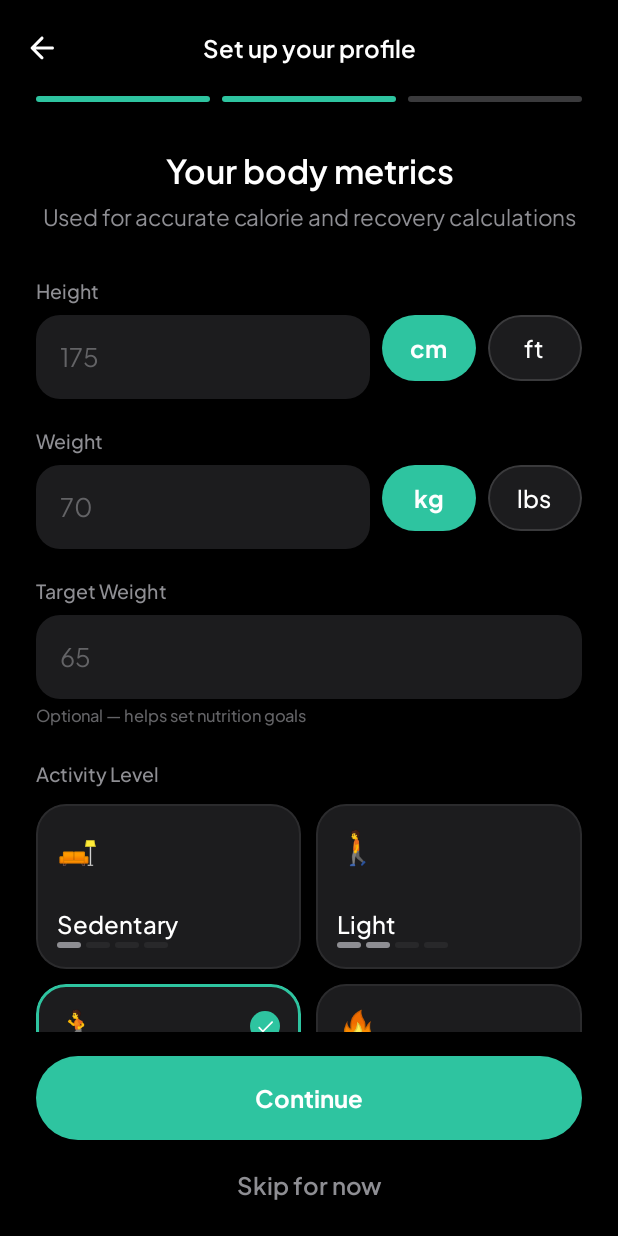
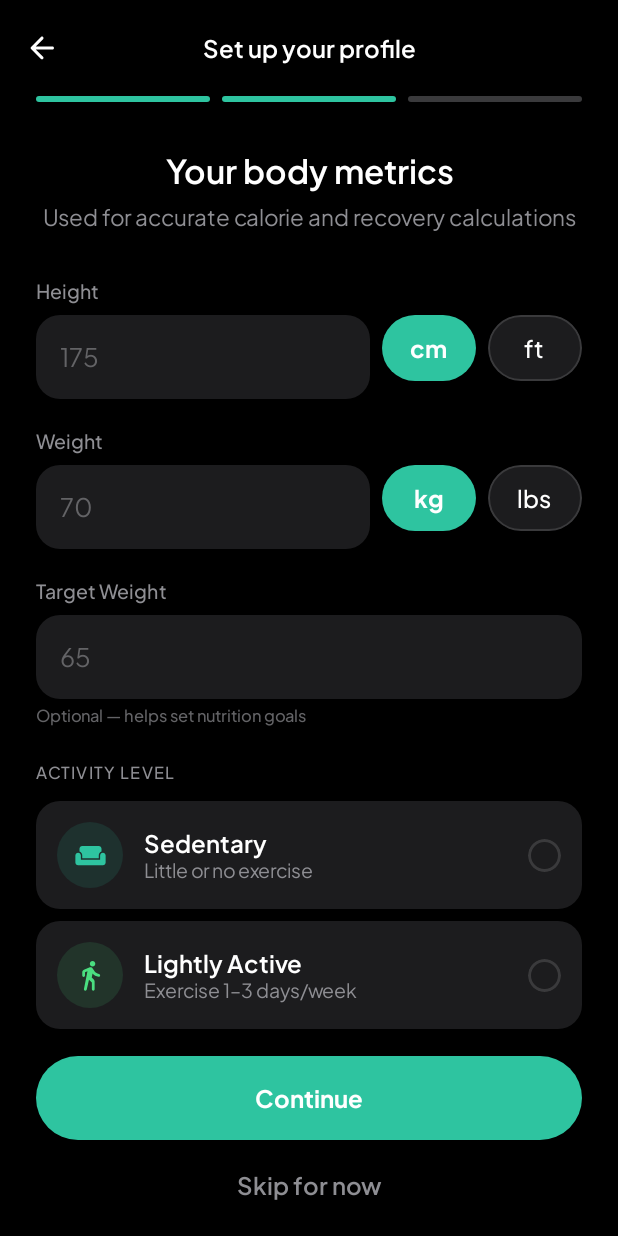
Before and after one commit to ajayaj2001/VEYRA, an Android app built with Jetpack Compose: the SetupBodyScreen screen opened through its navigation route, on a phone screen of 412 x 824 dp. Run offline under Robolectric (Android 15) with nearby library versions, the phone set to English and light mode, and no system bars.

Commit message:
fix: Activity level redesigned as Stitch vertical radio list
- Vertical list with horizontal rows (not 2x2 grid)
- Each row: colored icon circle (teal/green/amber/coral) + title + subtitle + radio
- Sedentary (couch icon), Lightly Active (walk), Moderately Active (run), Very Active (fire)
- Selected: teal border glow + filled teal radio with dark center dot
- Unselected: clean gray radio outline, no border
- Material Icons instead of emojis
- Matches Stitch-generated design exactly

Co-Authored-By: Claude Opus 4.6 (1M context) <noreply@anthropic.com>

```diff
--- a/app/src/main/java/com/veyra/ui/screens/auth/SetupScreens.kt
+++ b/app/src/main/java/com/veyra/ui/screens/auth/SetupScreens.kt
@@ -24,6 +24,10 @@ import androidx.compose.foundation.verticalScroll
 import androidx.compose.material.icons.Icons
 import androidx.compose.material.icons.rounded.ArrowBack
 import androidx.compose.material.icons.rounded.Check
+import androidx.compose.material.icons.rounded.DirectionsRun
+import androidx.compose.material.icons.rounded.DirectionsWalk
+import androidx.compose.material.icons.rounded.LocalFireDepartment
+import androidx.compose.material.icons.rounded.Weekend
 import androidx.compose.material3.Icon
 import androidx.compose.material3.IconButton
 import androidx.compose.material3.MaterialTheme
@@ -242,15 +246,15 @@ fun SetupBodyScreen(
     data class ActivityOption(
         val title: String,
         val desc: String,
-        val emoji: String,
-        val bars: Int, // 1-4 intensity bars
+        val icon: androidx.compose.ui.graphics.vector.ImageVector,
+        val iconColor: Color,
     )
 
     val activities = listOf(
-        ActivityOption("Sedentary", "Little or no exercise", "🛋️", 1),
-        ActivityOption("Light", "Exercise 1–3 days/week", "🚶", 2),
-        ActivityOption("Moderate", "Exercise 3–5 days/week", "🏃", 3),
-        ActivityOption("Very Active", "Exercise 6–7 days/week", "🔥", 4),
+        ActivityOption("Sedentary", "Little or no exercise", Icons.Rounded.Weekend, V.Teal),
+        ActivityOption("Lightly Active", "Exercise 1–3 days/week", Icons.Rounded.DirectionsWalk, V.Green),
+        ActivityOption("Moderately Active", "Exercise 3–5 days/week", Icons.Rounded.DirectionsRun, V.Amber),
+        ActivityOption("Very Active", "Exercise 6–7 days/week", Icons.Rounded.LocalFireDepartment, V.Red),
     )
 
     Column(
@@ -321,83 +325,77 @@ fun SetupBodyScreen(
             Spacer(Modifier.height(24.dp))
 
             // Activity level
-            Text("Activity Level", style = MaterialTheme.typography.labelMedium, color = V.Gray)
+            Text("ACTIVITY LEVEL", style = MaterialTheme.typography.labelSmall, color = V.Gray, letterSpacing = 1.sp)
             Spacer(Modifier.height(12.dp))
 
-            // 2x2 grid
-            val rows = activities.chunked(2)
-            rows.forEach { row ->
+            Column(verticalArrangement = Arrangement.spacedBy(8.dp)) {
+                activities.forEachIndexed { i, option ->
+                    val sel = i == activityLevel
                     Row(
-                    Modifier.fillMaxWidth(),
-                    horizontalArrangement = Arrangement.spacedBy(10.dp),
-                ) {
-                    row.forEachIndexed { _, option ->
-                        val i = activities.indexOf(option)
-                        val sel = i == activityLevel
-                        Box(
                         Modifier
-                                .weight(1f)
-                                .height(110.dp)
-                                .clip(RoundedCornerShape(20.dp))
-                                .background(if (sel) V.Surface else V.Surface)
+                            .fillMaxWidth()
+                            .clip(RoundedCornerShape(16.dp))
+                            .background(V.Surface)
                             .then(
-                                    if (sel) Modifier.border(2.dp, V.Teal, RoundedCornerShape(20.dp))
-                                    else Modifier.border(1.dp, V.SurfaceBright.copy(alpha = 0.5f), RoundedCornerShape(20.dp))
+                                if (sel) Modifier.border(1.5.dp, V.Teal.copy(alpha = 0.6f), RoundedCornerShape(16.dp))
+                                else Modifier
                             )
                             .clickable { activityLevel = i }
                             .padding(14.dp),
-                        ) {
-                            Column(
-                                Modifier.fillMaxSize(),
-                                verticalArrangement = Arrangement.SpaceBetween,
-                            ) {
-                                Row(
-                                    Modifier.fillMaxWidth(),
-                                    horizontalArrangement = Arrangement.SpaceBetween,
                         verticalAlignment = Alignment.CenterVertically,
                     ) {
-                                    Text(option.emoji, fontSize = 22.sp)
-                                    if (sel) {
+                        // Colored icon circle
                         Box(
-                                            Modifier.size(20.dp).clip(CircleShape).background(V.Teal),
+                            Modifier
+                                .size(44.dp)
+                                .clip(CircleShape)
+                                .background(option.iconColor.copy(alpha = 0.12f)),
                             contentAlignment = Alignment.Center,
                         ) {
-                                            Icon(Icons.Rounded.Check, null, tint = V.White, modifier = Modifier.size(14.dp))
+                            Icon(
+                                option.icon, null,
+                                tint = option.iconColor,
+                                modifier = Modifier.size(22.dp),
+                            )
                         }
-                                    }
-                                }
-                                Column {
+                        Spacer(Modifier.width(14.dp))
+                        // Title + subtitle
+                        Column(Modifier.weight(1f)) {
                             Text(
                                 option.title,
                                 style = MaterialTheme.typography.titleLarge,
-                                        color = if (sel) V.White else V.White,
-                                        fontWeight = if (sel) FontWeight.Bold else FontWeight.Medium,
+                                color = V.White,
+                                fontWeight = FontWeight.SemiBold,
                             )
-                                    Spacer(Modifier.height(2.dp))
-                                    // Intensity bars
-                                    Row(horizontalArrangement = Arrangement.spacedBy(3.dp)) {
-                                        repeat(4) { bar ->
+                            Text(
+                                option.desc,
+                                style = MaterialTheme.typography.bodySmall,
+                                color = V.Gray,
+                            )
+                        }
+                        Spacer(Modifier.width(10.dp))
+                        // Radio circle
                         Box(
                             Modifier
-                                                    .width(16.dp)
-                                                    .height(4.dp)
-                                                    .clip(RoundedCornerShape(2.dp))
-                                                    .background(
-                                                        if (bar < option.bars) {
-                                                            if (sel) V.Teal else V.Gray
-                                                        } else {
-                                                            V.SurfaceBright.copy(alpha = 0.4f)
-                                                        }
-                                                    )
+                                .size(22.dp)
+                                .clip(CircleShape)
+                                .then(
+                                    if (sel) Modifier.background(V.Teal)
+                                    else Modifier.border(1.5.dp, V.SurfaceBright, CircleShape)
+                                ),
+                            contentAlignment = Alignment.Center,
+                        ) {
+                            if (sel) {
+                                Box(
+                                    Modifier
+                                        .size(8.dp)
+                                        .clip(CircleShape)
+                                        .background(V.Black)
                                 )
                             }
                         }
                     }
                 }
-                        }
-                    }
-                }
-                Spacer(Modifier.height(10.dp))
             }
 
             Spacer(Modifier.height(24.dp))
```
Lines whose indentation alone changed are shown as unchanged.
